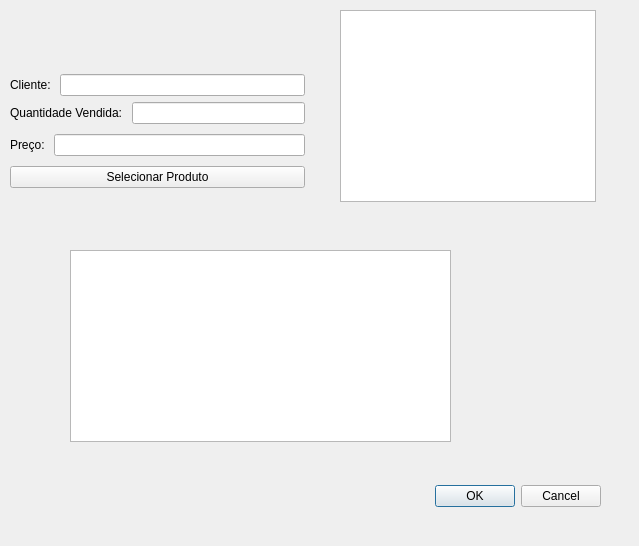
Before: the Qt Designer form venda.ui in GabR36/QEstoqueLoja, drawn with Qt 5.
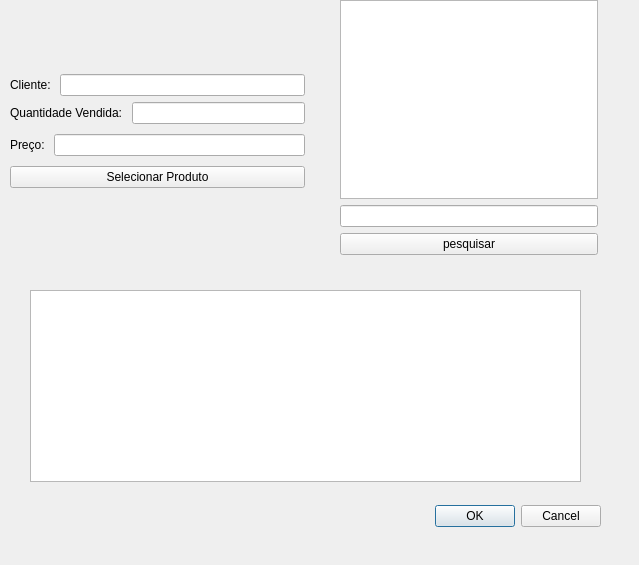
After: the same form once the commit is applied.

Commit message:
Adicionado pesquisa venda
Mudei o header pois o modelo nao estava globalmente acessivel.

What changed in the file:
```diff
--- a/venda.ui
+++ b/venda.ui
@@ -7,7 +7,7 @@
     <x>0</x>
     <y>0</y>
     <width>639</width>
-    <height>546</height>
+    <height>565</height>
    </rect>
   </property>
   <property name="windowTitle">
@@ -17,7 +17,7 @@
    <property name="geometry">
     <rect>
      <x>260</x>
-     <y>480</y>
+     <y>500</y>
      <width>341</width>
      <height>32</height>
     </rect>
@@ -29,31 +29,12 @@
     <set>QDialogButtonBox::Cancel|QDialogButtonBox::Ok</set>
    </property>
   </widget>
-  <widget class="QTableView" name="Tview_Produtos">
-   <property name="geometry">
-    <rect>
-     <x>340</x>
-     <y>10</y>
-     <width>256</width>
-     <height>192</height>
-    </rect>
-   </property>
-   <property name="selectionMode">
-    <enum>QAbstractItemView::SingleSelection</enum>
-   </property>
-   <property name="selectionBehavior">
-    <enum>QAbstractItemView::SelectRows</enum>
-   </property>
-   <attribute name="verticalHeaderVisible">
-    <bool>false</bool>
-   </attribute>
-  </widget>
   <widget class="QTableView" name="Tview_ProdutosSelecionados">
    <property name="geometry">
     <rect>
-     <x>70</x>
-     <y>250</y>
-     <width>381</width>
+     <x>30</x>
+     <y>290</y>
+     <width>551</width>
      <height>192</height>
     </rect>
    </property>
@@ -127,6 +108,45 @@
     </item>
    </layout>
   </widget>
+  <widget class="QWidget" name="">
+   <property name="geometry">
+    <rect>
+     <x>340</x>
+     <y>0</y>
+     <width>258</width>
+     <height>255</height>
+    </rect>
+   </property>
+   <layout class="QVBoxLayout" name="verticalLayout_4">
+    <item>
+     <widget class="QTableView" name="Tview_Produtos">
+      <property name="selectionMode">
+       <enum>QAbstractItemView::SingleSelection</enum>
+      </property>
+      <property name="selectionBehavior">
+       <enum>QAbstractItemView::SelectRows</enum>
+      </property>
+      <attribute name="verticalHeaderVisible">
+       <bool>false</bool>
+      </attribute>
+     </widget>
+    </item>
+    <item>
+     <layout class="QVBoxLayout" name="verticalLayout_7">
+      <item>
+       <widget class="QLineEdit" name="Ledit_Pesquisa"/>
+      </item>
+      <item>
+       <widget class="QPushButton" name="Btn_Pesquisa">
+        <property name="text">
+         <string>pesquisar</string>
+        </property>
+       </widget>
+      </item>
+     </layout>
+    </item>
+   </layout>
+  </widget>
  </widget>
  <resources/>
  <connections>
```
The commit also changes 2 other files.
